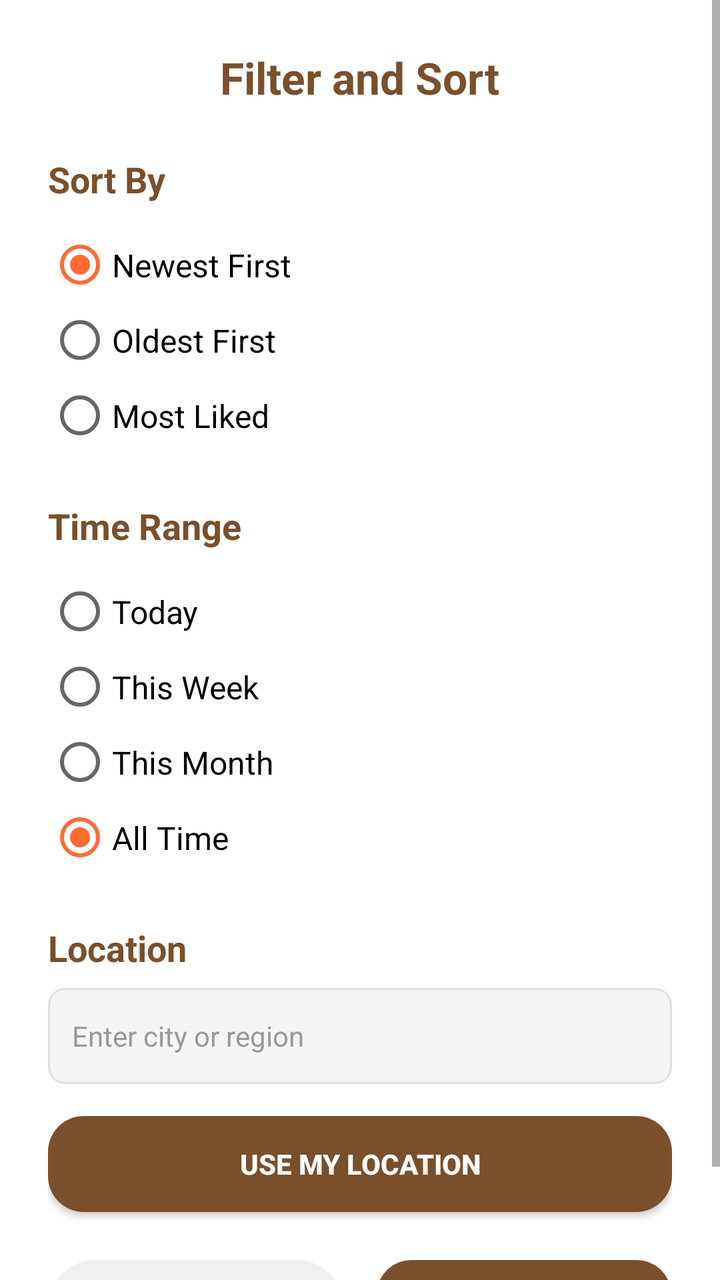
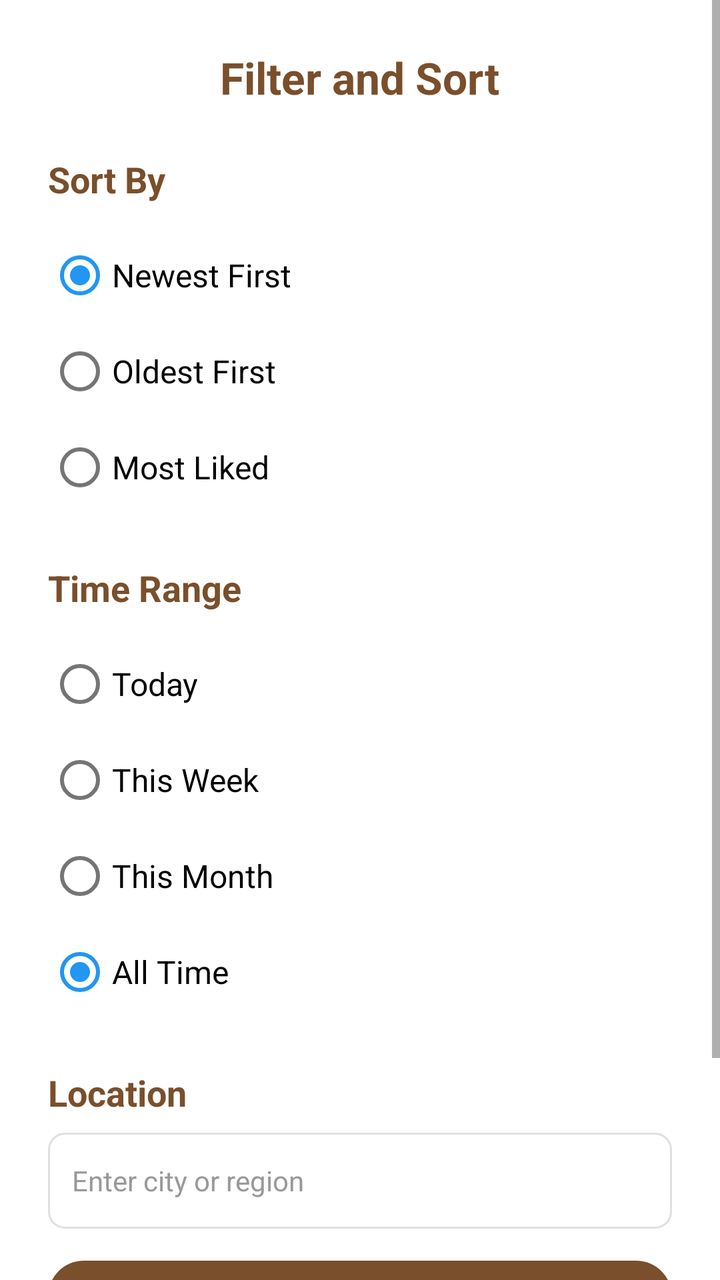

An Android layout rendered at two revisions. The XML below is the earlier revision; the diff shows what the commit changed to produce the second picture.
<!-- AndroidManifest.xml: application theme Theme.PawSociety -->
<!-- res/layout/dialog_filter.xml -->
<?xml version="1.0" encoding="utf-8"?>
<ScrollView xmlns:android="http://schemas.android.com/apk/res/android"
    android:layout_width="match_parent"
    android:layout_height="wrap_content"
    android:background="@android:color/transparent">

    <LinearLayout
        android:layout_width="match_parent"
        android:layout_height="wrap_content"
        android:orientation="vertical"
        android:padding="24dp"
        android:background="#FFFFFF"
        android:elevation="8dp">

        <TextView
            android:layout_width="wrap_content"
            android:layout_height="wrap_content"
            android:text="Filter and Sort"
        android:textColor="#7A4F2B"
        android:textSize="22sp"
        android:textStyle="bold"
        android:layout_gravity="center"
        android:layout_marginBottom="24dp" />

        
        <TextView
            android:layout_width="wrap_content"
            android:layout_height="wrap_content"
            android:text="Sort By"
            android:textColor="#7A4F2B"
            android:textSize="18sp"
            android:textStyle="bold"
            android:layout_marginBottom="12dp" />

        <RadioGroup
            android:id="@+id/rg_sort_by"
            android:layout_width="match_parent"
            android:layout_height="wrap_content"
            android:layout_marginBottom="24dp">

            <RadioButton
                android:id="@+id/rb_newest"
                android:layout_width="wrap_content"
                android:layout_height="wrap_content"
                android:text="Newest First"
                android:textColor="#000000"
                android:textSize="16sp"
                android:checked="true"
                android:paddingVertical="8dp" />

            <RadioButton
                android:id="@+id/rb_oldest"
                android:layout_width="wrap_content"
                android:layout_height="wrap_content"
                android:text="Oldest First"
                android:textColor="#000000"
                android:textSize="16sp"
                android:paddingVertical="8dp" />

            <RadioButton
                android:id="@+id/rb_most_liked"
                android:layout_width="wrap_content"
                android:layout_height="wrap_content"
                android:text="Most Liked"
                android:textColor="#000000"
                android:textSize="16sp"
                android:paddingVertical="8dp" />
        </RadioGroup>

        
        <TextView
            android:layout_width="wrap_content"
            android:layout_height="wrap_content"
            android:text="Time Range"
            android:textColor="#7A4F2B"
            android:textSize="18sp"
            android:textStyle="bold"
            android:layout_marginBottom="12dp" />

        <RadioGroup
            android:id="@+id/rg_time_range"
            android:layout_width="match_parent"
            android:layout_height="wrap_content"
            android:layout_marginBottom="24dp">

            <RadioButton
                android:id="@+id/rb_today"
                android:layout_width="wrap_content"
                android:layout_height="wrap_content"
                android:text="Today"
                android:textColor="#000000"
                android:textSize="16sp"
                android:paddingVertical="8dp" />

            <RadioButton
                android:id="@+id/rb_week"
                android:layout_width="wrap_content"
                android:layout_height="wrap_content"
                android:text="This Week"
                android:textColor="#000000"
                android:textSize="16sp"
                android:paddingVertical="8dp" />

            <RadioButton
                android:id="@+id/rb_month"
                android:layout_width="wrap_content"
                android:layout_height="wrap_content"
                android:text="This Month"
                android:textColor="#000000"
                android:textSize="16sp"
                android:paddingVertical="8dp" />

            <RadioButton
                android:id="@+id/rb_all"
                android:layout_width="wrap_content"
                android:layout_height="wrap_content"
                android:text="All Time"
                android:textColor="#000000"
                android:textSize="16sp"
                android:checked="true"
                android:paddingVertical="8dp" />
        </RadioGroup>

        
        <TextView
            android:layout_width="wrap_content"
            android:layout_height="wrap_content"
            android:text="Location"
            android:textColor="#7A4F2B"
            android:textSize="18sp"
            android:textStyle="bold"
            android:layout_marginBottom="8dp" />

        <EditText
            android:id="@+id/et_location"
            android:layout_width="match_parent"
            android:layout_height="48dp"
            android:hint="Enter city or region"
            android:textColorHint="#999999"
            android:textColor="#000000"
            android:textSize="14sp"
            android:padding="12dp"
            android:background="@drawable/edittext_bg"
            android:layout_marginBottom="16dp" />

        <Button
            android:id="@+id/btn_nearby"
            android:layout_width="match_parent"
            android:layout_height="48dp"
            android:text="Use My Location"
            android:textColor="#FFFFFF"
            android:textSize="14sp"
            android:textStyle="bold"
            android:background="@drawable/button_oval_brown"
            android:layout_marginBottom="24dp" />

        
        <LinearLayout
            android:layout_width="match_parent"
            android:layout_height="wrap_content"
            android:orientation="horizontal"
            android:gravity="center_horizontal">

            <Button
                android:id="@+id/btn_cancel_filter"
                android:layout_width="0dp"
                android:layout_height="48dp"
                android:layout_weight="1"
                android:layout_marginEnd="8dp"
                android:text="Cancel"
                android:textColor="#666666"
                android:textSize="16sp"
                android:background="@drawable/button_oval_white"
                android:stateListAnimator="@null" />

            <Button
                android:id="@+id/btn_apply_filter"
                android:layout_width="0dp"
                android:layout_height="48dp"
                android:layout_weight="1"
                android:layout_marginStart="8dp"
                android:text="Apply"
                android:textColor="#FFFFFF"
                android:textSize="16sp"
                android:textStyle="bold"
                android:background="@drawable/button_oval_brown"
                android:stateListAnimator="@null" />
        </LinearLayout>

    </LinearLayout>
</ScrollView>
<!-- resources referenced by this layout -->
<resources>
  <!-- drawable button_oval_brown (drawable) -->
  <?xml version="1.0" encoding="utf-8"?>
  <shape xmlns:android="http://schemas.android.com/apk/res/android">
      <solid android:color="#7A4F2B" />
      <corners android:radius="18dp" />
      <padding
          android:left="20dp"
          android:right="20dp"
          android:top="8dp"
          android:bottom="8dp" />
  </shape>
  <!-- drawable button_oval_white (drawable) -->
  <?xml version="1.0" encoding="utf-8"?>
  <shape xmlns:android="http://schemas.android.com/apk/res/android">
      <solid android:color="#F0F0F0" />
      <corners android:radius="26dp" />
  </shape>
  <!-- drawable edittext_bg (drawable) -->
  <?xml version="1.0" encoding="utf-8"?>
  <shape xmlns:android="http://schemas.android.com/apk/res/android">
      <solid android:color="#F5F5F5" />
      <corners android:radius="8dp" />
      <stroke
          android:width="1dp"
          android:color="#E0E0E0" />
  </shape>
  <style name="Theme.PawSociety" parent="Theme.AppCompat.Light.NoActionBar">
          
          <item name="colorPrimary">#7A4F2B</item>
          <item name="colorPrimaryDark">#5A3F1B</item>
          <item name="colorAccent">#FF6B35</item>
      </style>
</resources>

<!-- the commit's change to res/layout/dialog_filter.xml (unified diff, before → after) -->
@@ -16,11 +16,11 @@
             android:layout_width="wrap_content"
             android:layout_height="wrap_content"
             android:text="Filter and Sort"
-        android:textColor="#7A4F2B"
-        android:textSize="22sp"
-        android:textStyle="bold"
-        android:layout_gravity="center"
-        android:layout_marginBottom="24dp" />
+            android:textColor="#7A4F2B"
+            android:textSize="22sp"
+            android:textStyle="bold"
+            android:layout_gravity="center"
+            android:layout_marginBottom="24dp" />
 
         
         <TextView
@@ -159,8 +159,10 @@
             android:layout_width="match_parent"
             android:layout_height="wrap_content"
             android:orientation="horizontal"
-            android:gravity="center_horizontal">
+            android:gravity="center_horizontal"
+            android:weightSum="2">
 
+            
             <Button
                 android:id="@+id/btn_cancel_filter"
                 android:layout_width="0dp"
@@ -170,9 +172,11 @@
                 android:text="Cancel"
                 android:textColor="#666666"
                 android:textSize="16sp"
-                android:background="@drawable/button_oval_white"
+                android:textStyle="bold"
+                android:background="@drawable/button_oval_white_solid"
                 android:stateListAnimator="@null" />
 
+            
             <Button
                 android:id="@+id/btn_apply_filter"
                 android:layout_width="0dp"
<!-- resource entries referenced after the edit -->
@@ -2,35 +2,96 @@
 <resources>
   <!-- drawable button_oval_brown (drawable) -->
   <?xml version="1.0" encoding="utf-8"?>
-  <shape xmlns:android="http://schemas.android.com/apk/res/android">
+  <shape xmlns:android="http://schemas.android.com/apk/res/android"
+      android:shape="rectangle">
       <solid android:color="#7A4F2B" />
       <corners android:radius="18dp" />
       <padding
-          android:left="20dp"
-          android:right="20dp"
+          android:left="16dp"
+          android:right="16dp"
           android:top="8dp"
           android:bottom="8dp" />
   </shape>
-  <!-- drawable button_oval_white (drawable) -->
+  <!-- drawable button_oval_white_solid (drawable) -->
   <?xml version="1.0" encoding="utf-8"?>
-  <shape xmlns:android="http://schemas.android.com/apk/res/android">
-      <solid android:color="#F0F0F0" />
-      <corners android:radius="26dp" />
+  <shape xmlns:android="http://schemas.android.com/apk/res/android"
+      android:shape="rectangle">
+      <corners android:radius="25dp" />
+      <solid android:color="#FFFFFF" />
+      <stroke
+          android:width="1dp"
+          android:color="#CCCCCC" />
+      <padding
+          android:left="16dp"
+          android:top="12dp"
+          android:right="16dp"
+          android:bottom="12dp" />
   </shape>
   <!-- drawable edittext_bg (drawable) -->
   <?xml version="1.0" encoding="utf-8"?>
   <shape xmlns:android="http://schemas.android.com/apk/res/android">
-      <solid android:color="#F5F5F5" />
-      <corners android:radius="8dp" />
+      <solid android:color="#FFFFFF" />
       <stroke
           android:width="1dp"
           android:color="#E0E0E0" />
+      <corners android:radius="8dp" />
+      <padding
+          android:left="12dp"
+          android:right="12dp"
+          android:top="12dp"
+          android:bottom="12dp" />
   </shape>
-  <style name="Theme.PawSociety" parent="Theme.AppCompat.Light.NoActionBar">
+  <style name="Theme.PawSociety" parent="Theme.MaterialComponents.DayNight.NoActionBar">
           
           <item name="colorPrimary">#7A4F2B</item>
-          <item name="colorPrimaryDark">#5A3F1B</item>
-          <item name="colorAccent">#FF6B35</item>
+          <item name="colorPrimaryVariant">#B88B4A</item>
+          <item name="colorOnPrimary">@android:color/white</item>
+  
+          
+          <item name="colorSecondary">#2196F3</item>
+          <item name="colorSecondaryVariant">#1976D2</item>
+          <item name="colorOnSecondary">@android:color/white</item>
+  
+          
+          <item name="android:statusBarColor">@android:color/transparent</item>
+  
+          
+          <item name="android:navigationBarColor">@android:color/transparent</item>
+  
+          
+          <item name="android:windowLightStatusBar">true</item>
+          <item name="android:windowLightNavigationBar">true</item>
+  
+          
+          <item name="android:windowFullscreen">true</item>
+          <item name="android:windowContentOverlay">@null</item>
+          <item name="android:windowTranslucentStatus">true</item>
+          <item name="android:windowTranslucentNavigation">true</item>
+  
+          
+          <item name="android:windowBackground">@android:color/white</item>
+          <item name="android:colorBackground">@android:color/white</item>
+  
+          
+          
+          <item name="android:textColor">#000000</item>
+          <item name="android:textColorPrimary">#000000</item>
+          <item name="android:textColorSecondary">#666666</item>
+          <item name="android:textColorHint">#999999</item>
+  
+          
+          <item name="android:editTextColor">#000000</item>
+          <item name="android:editTextStyle">@style/Widget.PawSociety.EditText</item>
+  
+          
+          <item name="android:textColorLink">#7A4F2B</item>
+          <item name="android:textColorHighlight">#F5E6D3</item>
+      </style>
+  <style name="Widget.PawSociety.EditText" parent="Widget.MaterialComponents.TextInputEditText.OutlinedBox">
+          <item name="android:textColor">#000000</item>
+          <item name="android:textColorHint">#999999</item>
+          <item name="android:textSize">14sp</item>
+          <item name="android:padding">12dp</item>
       </style>
 </resources>
 
